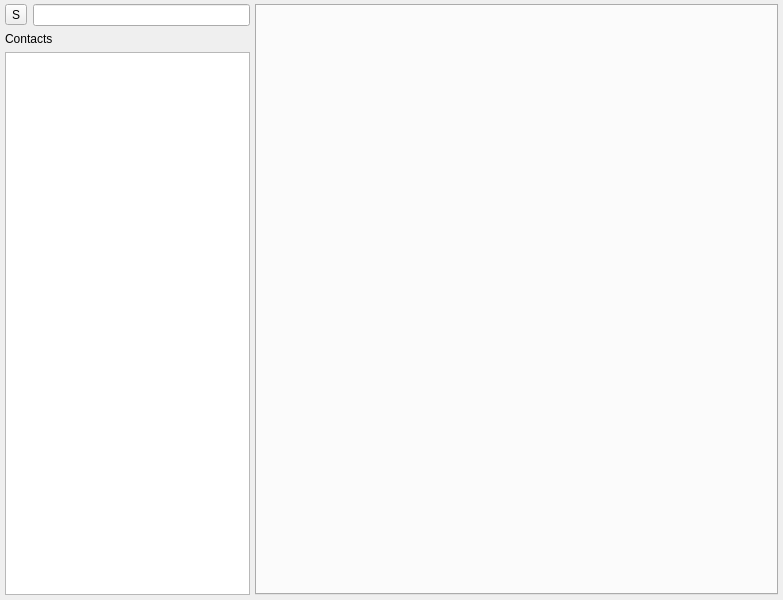
Before: the Qt Designer form src/client/gui/appwindow.ui in schuay/sepm, drawn with Qt 5.
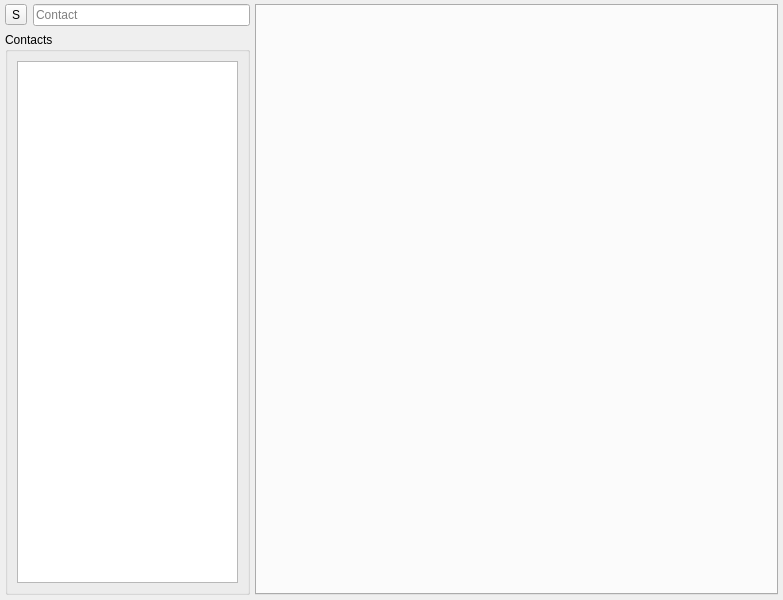
After: the same form once the commit is applied.

Commit message:
Add group boxes, placeholder text
Group boxes make the UI look more professional. Use one around the
contact list and around the chat widget. Also add placeholder text to
the contact textedit.

The edit to the form file:
```diff
--- a/src/client/gui/appwindow.ui
+++ b/src/client/gui/appwindow.ui
@@ -93,20 +93,26 @@
             </widget>
            </item>
            <item>
-            <widget class="QLineEdit" name="lineEdit"/>
+            <widget class="QLineEdit" name="lineEdit">
+             <property name="placeholderText">
+              <string>Contact</string>
+             </property>
+            </widget>
            </item>
           </layout>
          </item>
          <item>
-          <widget class="QLabel" name="label">
-           <property name="text">
+          <widget class="QGroupBox" name="groupBox">
+           <property name="title">
             <string>Contacts</string>
            </property>
+           <layout class="QHBoxLayout" name="horizontalLayout_2">
+            <item>
+             <widget class="QListWidget" name="lwChats"/>
+            </item>
+           </layout>
           </widget>
          </item>
-         <item>
-          <widget class="QListWidget" name="lwChats"/>
-         </item>
         </layout>
        </item>
       </layout>
```
The commit also changes 1 other file.
